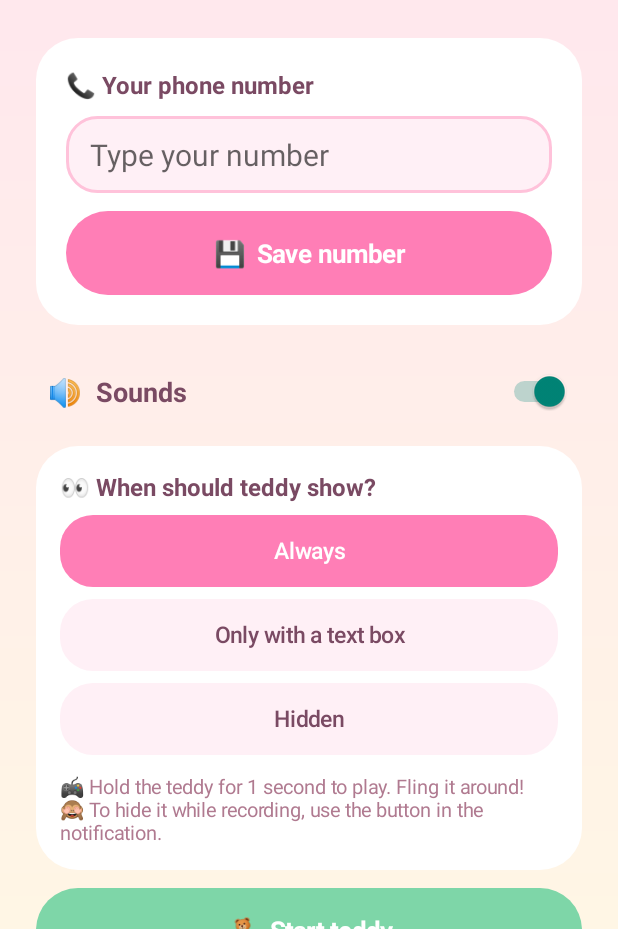
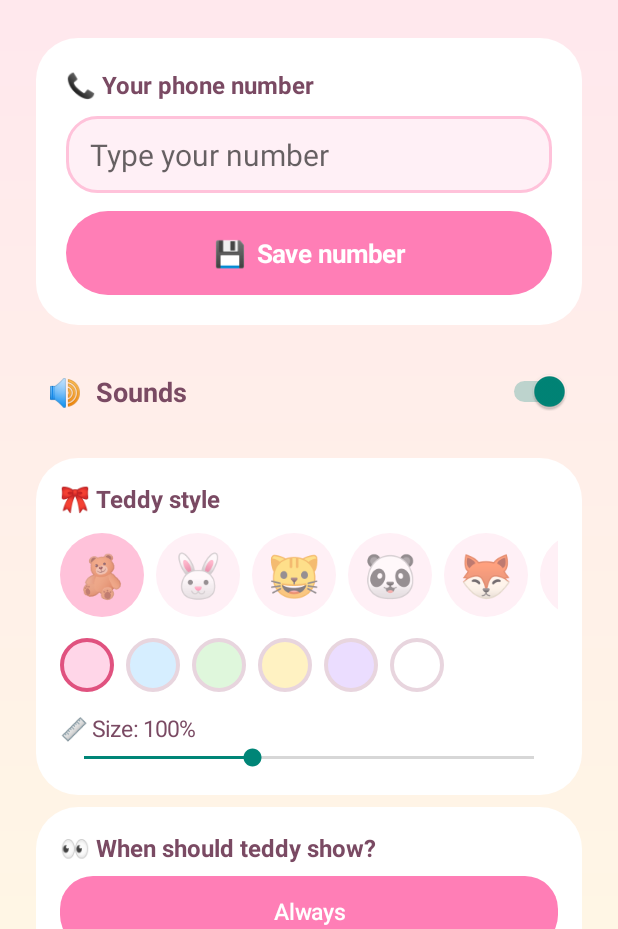
Before and after one commit to dwipayanmondal233-cloud/MyBubble, an Android app: the screen it shows after launch (MainActivity), on a phone screen of 412 x 824 dp, the part 307-1236 px from its top. Run offline under Robolectric (Android 15) with nearby library versions, the phone set to English and light mode, and no system bars.

Commit message:
Milestone 9 tile moods skins

```diff
--- a/app/src/main/java/com/example/mybubble/MainActivity.kt
+++ b/app/src/main/java/com/example/mybubble/MainActivity.kt
@@ -20,6 +20,8 @@ import android.view.View
 import android.view.animation.AccelerateDecelerateInterpolator
 import android.view.animation.OvershootInterpolator
 import android.widget.Button
+import android.widget.HorizontalScrollView
+import android.widget.SeekBar
 import android.widget.EditText
 import android.widget.LinearLayout
 import android.widget.ScrollView
@@ -190,6 +192,120 @@ class MainActivity : Activity() {
         switchLp.topMargin = dp(16)
         soundSwitch.layoutParams = switchLp
 
+        val styleCard = LinearLayout(this)
+        styleCard.orientation = LinearLayout.VERTICAL
+        styleCard.setPadding(dp(16), dp(16), dp(16), dp(16))
+        val styleBg = GradientDrawable()
+        styleBg.cornerRadius = dp(28).toFloat()
+        styleBg.setColor(Color.WHITE)
+        styleCard.background = styleBg
+        val styleLp = LinearLayout.LayoutParams(
+            LinearLayout.LayoutParams.MATCH_PARENT, LinearLayout.LayoutParams.WRAP_CONTENT
+        )
+        styleLp.topMargin = dp(16)
+        styleCard.layoutParams = styleLp
+
+        val styleTitle = TextView(this)
+        styleTitle.text = "🎀 Teddy style"
+        styleTitle.textSize = 16f
+        styleTitle.typeface = Typeface.DEFAULT_BOLD
+        styleTitle.setTextColor(Color.parseColor("#7A4A63"))
+        styleCard.addView(styleTitle)
+
+        teddy.text = prefs.getString("skin", "🧸")
+
+        // Skins
+        val skinScroll = HorizontalScrollView(this)
+        skinScroll.isHorizontalScrollBarEnabled = false
+        val skinRow = LinearLayout(this)
+        skinRow.orientation = LinearLayout.HORIZONTAL
+        skinRow.setPadding(0, dp(12), 0, 0)
+        val skinViews = mutableListOf<TextView>()
+        fun paintSkins() {
+            val cur = prefs.getString("skin", "🧸")
+            for ((i, v) in skinViews.withIndex()) {
+                val bg = GradientDrawable()
+                bg.shape = GradientDrawable.OVAL
+                bg.setColor(Color.parseColor(if (BubbleService.SKINS[i] == cur) "#FFC2DA" else "#FFF0F6"))
+                v.background = bg
+            }
+        }
+        for (skin in BubbleService.SKINS) {
+            val v = TextView(this)
+            v.text = skin
+            v.textSize = 28f
+            v.gravity = Gravity.CENTER
+            val lp = LinearLayout.LayoutParams(dp(56), dp(56))
+            lp.rightMargin = dp(8)
+            v.layoutParams = lp
+            v.setOnClickListener {
+                prefs.edit().putString("skin", skin).apply()
+                teddy.text = skin
+                SoundFx.pop(soundOn())
+                paintSkins()
+            }
+            skinViews.add(v)
+            skinRow.addView(v)
+        }
+        paintSkins()
+        skinScroll.addView(skinRow)
+        styleCard.addView(skinScroll)
+
+        // Colours
+        val colorRow = LinearLayout(this)
+        colorRow.orientation = LinearLayout.HORIZONTAL
+        colorRow.setPadding(0, dp(14), 0, dp(4))
+        val colorViews = mutableListOf<View>()
+        fun paintColors() {
+            val cur = prefs.getInt("color", 0)
+            for ((i, v) in colorViews.withIndex()) {
+                val bg = GradientDrawable()
+                bg.shape = GradientDrawable.OVAL
+                bg.setColor(Color.parseColor(BubbleService.COLORS[i]))
+                bg.setStroke(dp(3), Color.parseColor(if (i == cur) "#E0527F" else "#E8D5DE"))
+                v.background = bg
+            }
+        }
+        for (i in BubbleService.COLORS.indices) {
+            val v = View(this)
+            val lp = LinearLayout.LayoutParams(dp(36), dp(36))
+            lp.rightMargin = dp(8)
+            v.layoutParams = lp
+            v.setOnClickListener {
+                prefs.edit().putInt("color", i).apply()
+                SoundFx.press(soundOn())
+                paintColors()
+            }
+            colorViews.add(v)
+            colorRow.addView(v)
+        }
+        paintColors()
+        styleCard.addView(colorRow)
+
+        // Size
+        val sizeLabel = TextView(this)
+        sizeLabel.text = "📏 Size: ${prefs.getInt("size", 100)}%"
+        sizeLabel.textSize = 15f
+        sizeLabel.setTextColor(Color.parseColor("#7A4A63"))
+        sizeLabel.setPadding(0, dp(10), 0, 0)
+        val sizeBar = SeekBar(this)
+        sizeBar.max = 80
+        sizeBar.progress = prefs.getInt("size", 100) - 70
+        sizeBar.setOnSeekBarChangeListener(object : SeekBar.OnSeekBarChangeListener {
+            override fun onProgressChanged(sb: SeekBar?, p: Int, fromUser: Boolean) {
+                sizeLabel.text = "📏 Size: ${p + 70}%"
+            }
+
+            override fun onStartTrackingTouch(sb: SeekBar?) {}
+
+            override fun onStopTrackingTouch(sb: SeekBar?) {
+                prefs.edit().putInt("size", (sb?.progress ?: 30) + 70).apply()
+                SoundFx.press(soundOn())
+            }
+        })
+        styleCard.addView(sizeLabel)
+        styleCard.addView(sizeBar)
+
         val modeCard = LinearLayout(this)
         modeCard.orientation = LinearLayout.VERTICAL
         modeCard.setPadding(dp(16), dp(16), dp(16), dp(16))
@@ -288,6 +404,7 @@ class MainActivity : Activity() {
         layout.addView(subtitle)
         layout.addView(card)
         layout.addView(soundSwitch)
+        layout.addView(styleCard)
         layout.addView(modeCard)
         layout.addView(startButton)
         layout.addView(stopButton)
```
Also changed, not shown: app/src/main/AndroidManifest.xml (+11 -0 lines), app/src/main/java/com/example/mybubble/BubbleService.kt (+139 -16 lines), app/src/main/java/com/example/mybubble/TeddyTileService.kt (added, +41 -0 lines), app/src/main/res/drawable/ic_tile_teddy.xml (added, +10 -0 lines).
